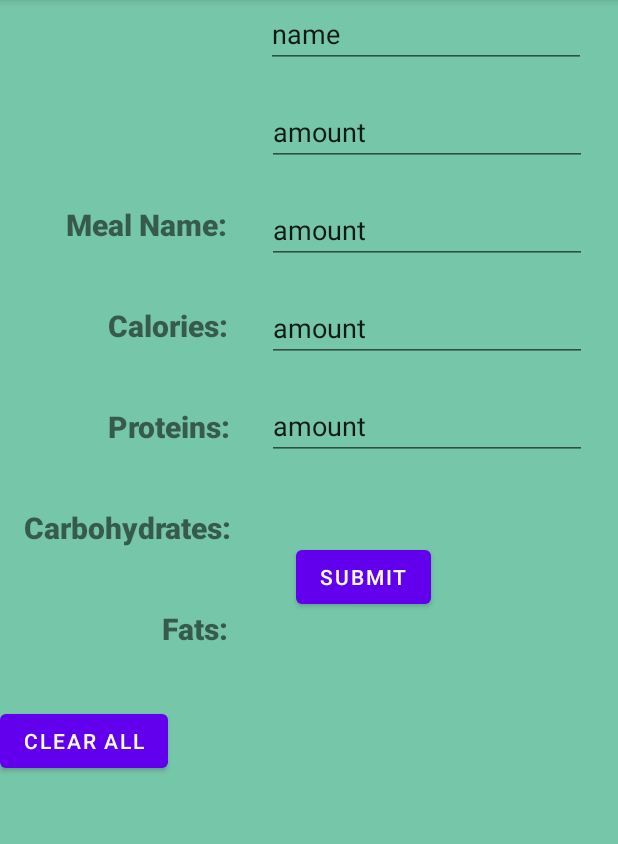
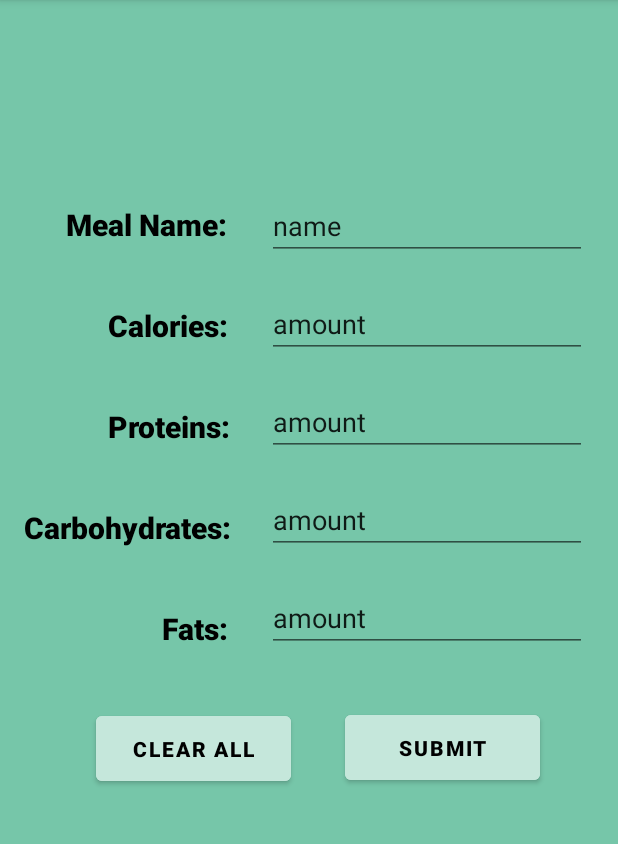
Before and after one commit to yuunster/MealMap, an Android app: the screen it shows after launch (MainActivity), after a tap on "LOG MEAL", on a phone screen of 412 x 824 dp, the part 84-928 px from its top. Run offline under Robolectric (Android 15) with nearby library versions, the phone set to English and light mode, and no system bars; our stand-ins replace Room's generated code; 10 statements that could not run were skipped.

Commit message:
edited colors and styles of font + buttons

```diff
--- a/app/src/main/res/layout/fragment_meal_detail.xml
+++ b/app/src/main/res/layout/fragment_meal_detail.xml
@@ -4,14 +4,17 @@
     android:id="@+id/linearLayout3"
     android:layout_width="match_parent"
     android:layout_height="match_parent"
-    android:orientation="vertical"
-    android:background="@color/green">
+    android:background="@color/green"
+    android:orientation="vertical">
 
     <Button
         android:id="@+id/submitButton"
-        android:layout_width="wrap_content"
-        android:layout_height="wrap_content"
+        android:layout_width="130dp"
+        android:layout_height="55dp"
+        android:backgroundTint="@color/light_green"
         android:text="@string/submit_button_txt"
+        android:textColor="@color/black"
+        android:textStyle="bold"
         app:layout_constraintBottom_toBottomOf="parent"
         app:layout_constraintEnd_toEndOf="parent"
         app:layout_constraintHorizontal_bias="0.406"
@@ -21,13 +24,17 @@
 
     <Button
         android:id="@+id/clearButton"
-        android:layout_width="wrap_content"
-        android:layout_height="wrap_content"
+        android:layout_width="130dp"
+        android:layout_height="55dp"
+        android:layout_marginStart="64dp"
+        android:backgroundTint="@color/light_green"
         android:text="@string/clear_button_txt"
+        android:textColor="@color/black"
+        android:textStyle="bold"
         app:layout_constraintBottom_toBottomOf="parent"
+        app:layout_constraintStart_toStartOf="parent"
         app:layout_constraintTop_toBottomOf="@+id/fatsTextView"
-        app:layout_constraintVertical_bias="0.13"
-        tools:layout_editor_absoluteX="72dp" />
+        app:layout_constraintVertical_bias="0.138" />
 
     <TextView
         android:id="@+id/mealTextView"
@@ -37,6 +44,7 @@
         android:layout_marginTop="136dp"
         android:fontFamily="sans-serif-black"
         android:text="@string/meal_name"
+        android:textColor="@color/black"
         android:textSize="20sp"
         app:layout_constraintStart_toStartOf="parent"
         app:layout_constraintTop_toTopOf="parent" />
@@ -49,6 +57,7 @@
         android:layout_marginTop="40dp"
         android:fontFamily="sans-serif-black"
         android:text="@string/calories"
+        android:textColor="@color/black"
         android:textSize="20sp"
         app:layout_constraintStart_toStartOf="parent"
         app:layout_constraintTop_toBottomOf="@+id/mealTextView" />
@@ -61,6 +70,7 @@
         android:layout_marginTop="40dp"
         android:fontFamily="sans-serif-black"
         android:text="@string/proteins"
+        android:textColor="@color/black"
         android:textSize="20sp"
         app:layout_constraintStart_toStartOf="parent"
         app:layout_constraintTop_toBottomOf="@+id/caloriesTextView" />
@@ -73,6 +83,7 @@
         android:layout_marginTop="40dp"
         android:fontFamily="sans-serif-black"
         android:text="@string/carbs"
+        android:textColor="@color/black"
         android:textSize="20sp"
         app:layout_constraintStart_toStartOf="parent"
         app:layout_constraintTop_toBottomOf="@+id/proteinsTextView" />
@@ -85,6 +96,7 @@
         android:layout_marginTop="40dp"
         android:fontFamily="sans-serif-black"
         android:text="@string/fats"
+        android:textColor="@color/black"
         android:textSize="20sp"
         app:layout_constraintStart_toStartOf="parent"
         app:layout_constraintTop_toBottomOf="@+id/carbsTextView" />
@@ -93,13 +105,14 @@
         android:id="@+id/editMealName"
         android:layout_width="wrap_content"
         android:layout_height="wrap_content"
+        android:layout_marginTop="128dp"
         android:ems="10"
         android:inputType="text"
         android:text="@string/name"
         app:layout_constraintEnd_toEndOf="parent"
-        app:layout_constraintHorizontal_bias="0.555"
+        app:layout_constraintHorizontal_bias="0.562"
         app:layout_constraintStart_toEndOf="@+id/mealTextView"
-        tools:layout_editor_absoluteY="126dp" />
+        app:layout_constraintTop_toTopOf="parent" />
 
     <EditText
         android:id="@+id/editCalories"
```
